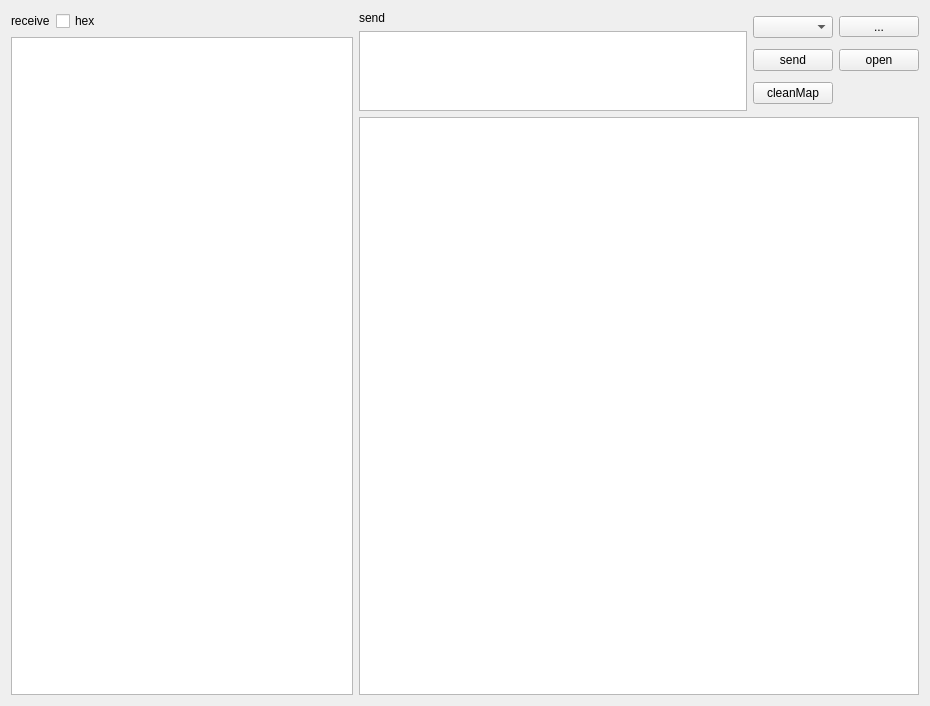
Before: the Qt Designer form src/serialportwidget.ui in binfeng-young/serialport, drawn with Qt 5.
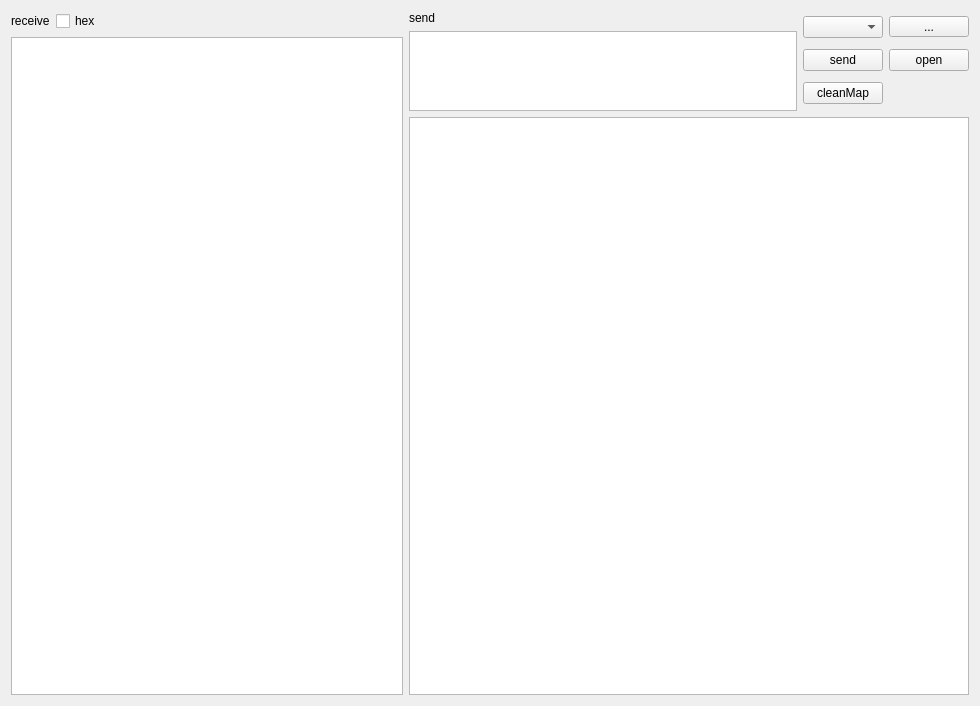
After: the same form once the commit is applied.

The edit to the form file:
```diff
--- a/src/serialportwidget.ui
+++ b/src/serialportwidget.ui
@@ -6,7 +6,7 @@
    <rect>
     <x>0</x>
     <y>0</y>
-    <width>930</width>
+    <width>980</width>
     <height>706</height>
    </rect>
   </property>
```
